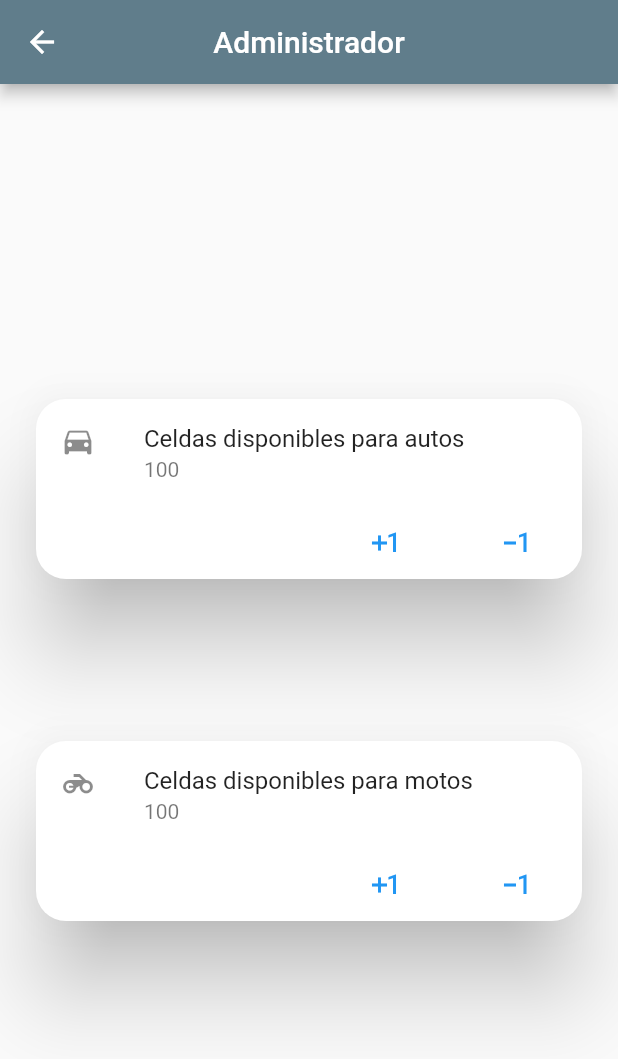
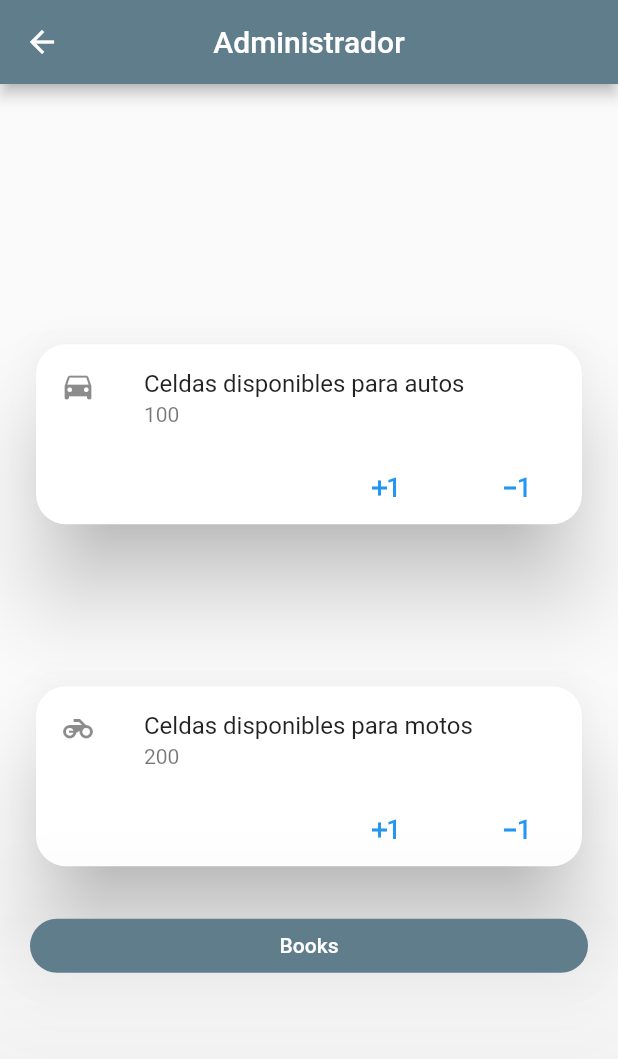
Before and after one commit to thomasmontoya123/MySpot_Admin, a Flutter app: the Admin screen opened by its route, on a phone screen of 412 x 824 dp. Shown: the top 1059 px of the screen. Run offline on Flutter 3.47's test engine with Material 2 defaults, Android fonts, the phone set to English and light mode, and no system bars.

Commit message:
v 1.0 complete

```diff
--- a/lib/pages/admin_page.dart
+++ b/lib/pages/admin_page.dart
@@ -8,11 +8,16 @@ class Admin extends StatefulWidget {
 
 class _AdminState extends State<Admin> {
 
+  int _carTotalCells = 100;
+  int _bikeTotalCells = 200;
   int _carCellsAvailable = 100;
-  int _bikeCellsAvailable = 100;
+  int _bikeCellsAvailable = 200;
+
+  //  on production => we will get this info from the API --> just for testing <--
 
   @override
   Widget build(BuildContext context) {
+
     return Scaffold(
       appBar: AppBar(
         leading: null,
@@ -28,6 +33,17 @@ class _AdminState extends State<Admin> {
             _carCard(),
             SizedBox(height: 100.0),
             _bikeCard(),
+            SizedBox(height: 25.0),
+            RaisedButton(
+              elevation: 105.0,
+              child: Text('Books'),
+              textColor: Colors.white,
+              color: Colors.blueGrey,
+              shape: RoundedRectangleBorder(
+                borderRadius: BorderRadius.circular(20.0)
+              ),
+              onPressed: () => Navigator.pushNamed(context, '/books')
+            )
           ],
         ),
       )
@@ -56,7 +72,9 @@ class _AdminState extends State<Admin> {
                 child: Icon(Icons.exposure_plus_1, color: Colors.blue),
                 onPressed: () {
                   setState(() {
-                  _carCellsAvailable++;
+                    if (_carCellsAvailable < _carTotalCells){
+                      _carCellsAvailable++;
+                    }
                   });
 
                 },
@@ -98,9 +116,10 @@ class _AdminState extends State<Admin> {
                 child: Icon(Icons.exposure_plus_1, color: Colors.blue),
                 onPressed: () {
                   setState(() {
-                  _bikeCellsAvailable++;
+                    if (_bikeCellsAvailable < _bikeTotalCells){
+                      _bikeCellsAvailable++;
+                    }
                   });
-
                 },
               ),
               FlatButton(
--- a/lib/routes/routes.dart
+++ b/lib/routes/routes.dart
@@ -1,5 +1,7 @@
+
 import 'package:flutter/material.dart';
 import 'package:my_spot_admin/pages/admin_page.dart';
+import 'package:my_spot_admin/pages/books_pages.dart';
 import 'package:my_spot_admin/pages/login_page.dart';
 // import 'package:my_spot_admin/pages/signup_page.dart';
 
@@ -11,7 +13,7 @@ Map<String, WidgetBuilder> getRoutes(){
     '/'       : (context) => Login(),
     // '/signup' : (context) => SignUp(),
     '/admin'  : (context) => Admin(),
-
+    '/books'  : (context) => Books(),
   };
 
 }
```
Also changed, not shown: lib/pages/books_pages.dart (added, +111 -0 lines), 4 other files.
